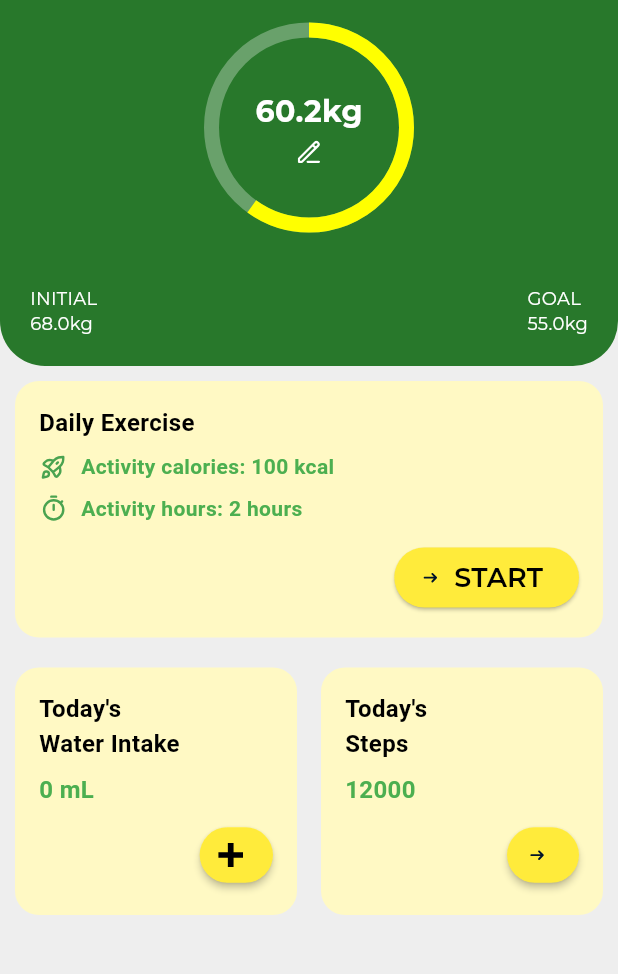
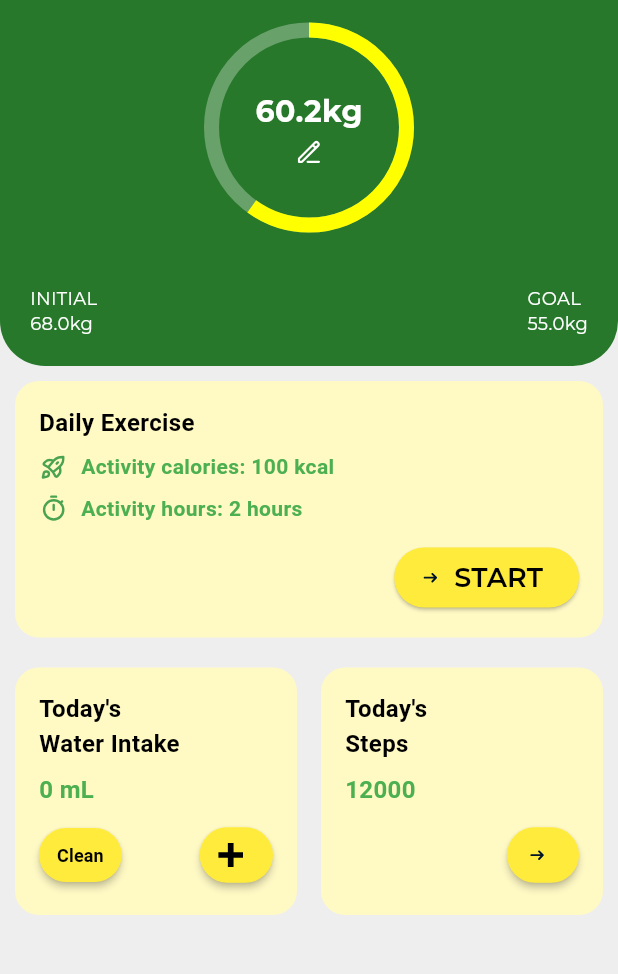
Before and after one commit to Roseburgendy/Mobile_GroupAssignment, a Flutter app: the screen it shows after launch, on a phone screen of 412 x 824 dp, the part 75-1049 px from its top. Run offline on Flutter 3.47's test engine with Material 3 defaults, Android fonts, the phone set to English and light mode, and no system bars; our stand-ins replace flutter_svg.

Commit message:
homepage 2.1
Now can clean the water intake record

```diff
--- a/lib/homepage.dart
+++ b/lib/homepage.dart
@@ -122,6 +122,37 @@ class _HomePageState extends State<HomePage> {
         );
       },
     );
+  }
+
+  //确认是否清除饮水记录弹窗
+  void _showClearConfirmDialog() async {
+    bool? confirm = await showDialog<bool>(
+      context: context,
+      builder: (context) {
+        return AlertDialog(
+          title: const Text('Clear Water Intake?'),
+          content: const Text(
+            'This will reset your recorded intake. Are you sure?',
+          ),
+          actions: [
+            TextButton(
+              onPressed: () => Navigator.of(context).pop(false),
+              child: const Text('Cancel'),
+            ),
+            TextButton(
+              onPressed: () => Navigator.of(context).pop(true),
+              child: const Text('OK'),
+            ),
+          ],
+        );
+      },
+    );
+
+    if (confirm == true) {
+      setState(() {
+        _waterIntake = 0;
+      });
+    }
   }
 
   @override
@@ -359,33 +390,60 @@ class _HomePageState extends State<HomePage> {
                                     ),
 
                                     const SizedBox(height: 8),
-                                    // 右下角按钮（加号）
-                                    Align(
-                                      alignment: Alignment.centerRight,
-                                      //按钮事件
-                                      child: ElevatedButton.icon(
-                                        onPressed: _showAddWaterDialog,
-                                        icon: SvgPicture.asset(
-                                          'assets/icon/homepage_icon_add.svg',
-                                          height: 16,
-                                        ),
-                                        label: const Text(''), // 文字为空，仅显示图标
+                                    // 左右两个按钮：Clear 和 +
+                                    Row(
+                                      mainAxisAlignment:
+                                          MainAxisAlignment.spaceBetween,
+                                      children: [
+                                        // 左下角 Clear 按钮
+                                        ElevatedButton(
+                                          onPressed: _showClearConfirmDialog,
                                           style: ElevatedButton.styleFrom(
-                                          backgroundColor: Colors.yellow, // 背景色
-                                          foregroundColor: Colors.black, // 图标颜色
+                                            backgroundColor: Colors.yellow,
+                                            foregroundColor: Colors.black,
                                             padding: const EdgeInsets.symmetric(
                                               horizontal: 12,
                                               vertical: 8,
                                             ),
                                             minimumSize: const Size(40, 36),
                                             shape: RoundedRectangleBorder(
-                                            borderRadius: BorderRadius.circular(
-                                              20,
+                                              borderRadius:
+                                                  BorderRadius.circular(20),
                                             ),
+                                            elevation: 2,
+                                          ),
+                                          child: const Text(
+                                            'Clean',
+                                            style: TextStyle(
+                                              fontSize: 12,
+                                              fontWeight: FontWeight.bold,
+                                            ),
+                                          ),
+                                        ),
+                                        // 右下角加号按钮
+                                        ElevatedButton.icon(
+                                          onPressed: _showAddWaterDialog,
+                                          icon: SvgPicture.asset(
+                                            'assets/icon/homepage_icon_add.svg',
+                                            height: 16,
+                                          ),
+                                          label: const Text(''),
+                                          style: ElevatedButton.styleFrom(
+                                            backgroundColor: Colors.yellow,
+                                            foregroundColor: Colors.black,
+                                            padding: const EdgeInsets.symmetric(
+                                              horizontal: 12,
+                                              vertical: 8,
+                                            ),
+                                            minimumSize: const Size(40, 36),
+                                            shape: RoundedRectangleBorder(
+                                              borderRadius:
+                                                  BorderRadius.circular(20),
                                             ),
                                             elevation: 2,
                                           ),
                                         ),
+                                      ],
                                     ),
                                   ],
                                 ),
```
Lines whose indentation alone changed are shown as unchanged.
